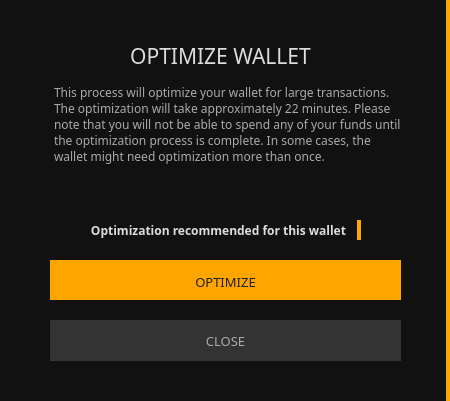
This is src/gui/ui/transactionconfirmation.ui in ConcealNetwork/conceal-desktop as Qt 5 draws it before an edit. The edited form follows.
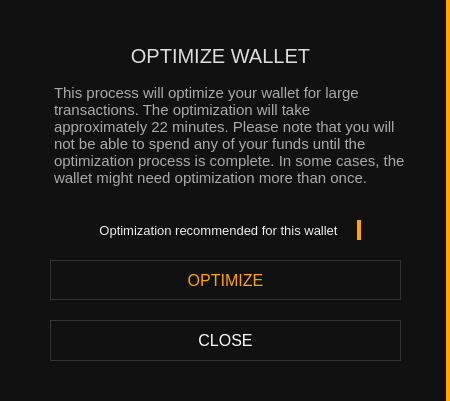
This is the edited form.

Diff of the .ui file:
```diff
--- a/src/gui/ui/transactionconfirmation.ui
+++ b/src/gui/ui/transactionconfirmation.ui
@@ -42,12 +42,11 @@
     </property>
     <property name="font">
      <font>
-      <family>Poppins</family>
-      <pointsize>16</pointsize>
+      <pointsize>-1</pointsize>
      </font>
     </property>
     <property name="styleSheet">
-     <string notr="true">color: #ddd; border-right: none;</string>
+     <string notr="true">color: #ddd; border-right: none; font-size: 20px;</string>
     </property>
     <property name="text">
      <string>OPTIMIZE WALLET</string>
@@ -67,19 +66,18 @@
     </property>
     <property name="font">
      <font>
-      <family>Poppins</family>
-      <pointsize>9</pointsize>
+      <pointsize>-1</pointsize>
      </font>
     </property>
     <property name="styleSheet">
-     <string notr="true">color: #aaa; border-right: 0px;</string>
+     <string notr="true">color: #aaa; border-right: 0px; font-size: 15px;</string>
     </property>
     <property name="html">
      <string>&lt;!DOCTYPE HTML PUBLIC &quot;-//W3C//DTD HTML 4.0//EN&quot; &quot;http://www.w3.org/TR/REC-html40/strict.dtd&quot;&gt;
 &lt;html&gt;&lt;head&gt;&lt;meta name=&quot;qrichtext&quot; content=&quot;1&quot; /&gt;&lt;style type=&quot;text/css&quot;&gt;
 p, li { white-space: pre-wrap; }
-&lt;/style&gt;&lt;/head&gt;&lt;body style=&quot; font-family:'Poppins'; font-size:9pt; font-weight:400; font-style:normal;&quot;&gt;
-&lt;p style=&quot; margin-top:0px; margin-bottom:0px; margin-left:0px; margin-right:0px; -qt-block-indent:0; text-indent:0px;&quot;&gt;This process will optimize your wallet for large transactions. The optimization will take approximately 22 minutes. Please note that you will not be able to spend any of your funds until the optimization process is complete. In some cases, the wallet might need optimization more than once.&lt;/p&gt;&lt;/body&gt;&lt;/html&gt;</string>
+&lt;/style&gt;&lt;/head&gt;&lt;body style=&quot; font-family:'Poppins'; font-size:15px; font-weight:400; font-style:normal;&quot;&gt;
+&lt;p style=&quot; margin-top:0px; margin-bottom:0px; margin-left:0px; margin-right:0px; -qt-block-indent:0; text-indent:0px;&quot;&gt;&lt;span style=&quot; font-size:15px;&quot;&gt;This process will optimize your wallet for large transactions. The optimization will take approximately 22 minutes. Please note that you will not be able to spend any of your funds until the optimization process is complete. In some cases, the wallet might need optimization more than once.&lt;/span&gt;&lt;/p&gt;&lt;/body&gt;&lt;/html&gt;</string>
     </property>
    </widget>
    <widget class="QLabel" name="m_optimizationMessage">
@@ -93,14 +91,11 @@
     </property>
     <property name="font">
      <font>
-      <family>Poppins</family>
-      <pointsize>9</pointsize>
-      <weight>75</weight>
-      <bold>true</bold>
+      <pointsize>-1</pointsize>
      </font>
     </property>
     <property name="styleSheet">
-     <string notr="true">color: #ddd; border-right: 0p;x</string>
+     <string notr="true">color: #eee; border-right: 0p; font-size: 13px;</string>
     </property>
     <property name="text">
      <string>Optimization recommended for this wallet</string>
@@ -126,13 +121,11 @@
     </property>
     <property name="font">
      <font>
-      <family>Poppins</family>
-      <pointsize>10</pointsize>
+      <pointsize>-1</pointsize>
      </font>
     </property>
     <property name="styleSheet">
-     <string notr="true">color: #222; background-color: orange; border-top: 3px solid orange;
-border-right: 0px;</string>
+     <string notr="true">color: orange; border: 1px solid #333; font-size: 16px;</string>
     </property>
     <property name="text">
      <string>OPTIMIZE</string>
@@ -155,14 +148,11 @@
     </property>
     <property name="font">
      <font>
-      <family>Poppins</family>
-      <pointsize>10</pointsize>
+      <pointsize>-1</pointsize>
      </font>
     </property>
     <property name="styleSheet">
-     <string notr="true">color: #aaa; 
-background-color: #333; 
-border-right: 0px;</string>
+     <string notr="true">color: white; border: 1px solid #333; font-size: 16px;</string>
     </property>
     <property name="text">
      <string>CLOSE</string>
```
